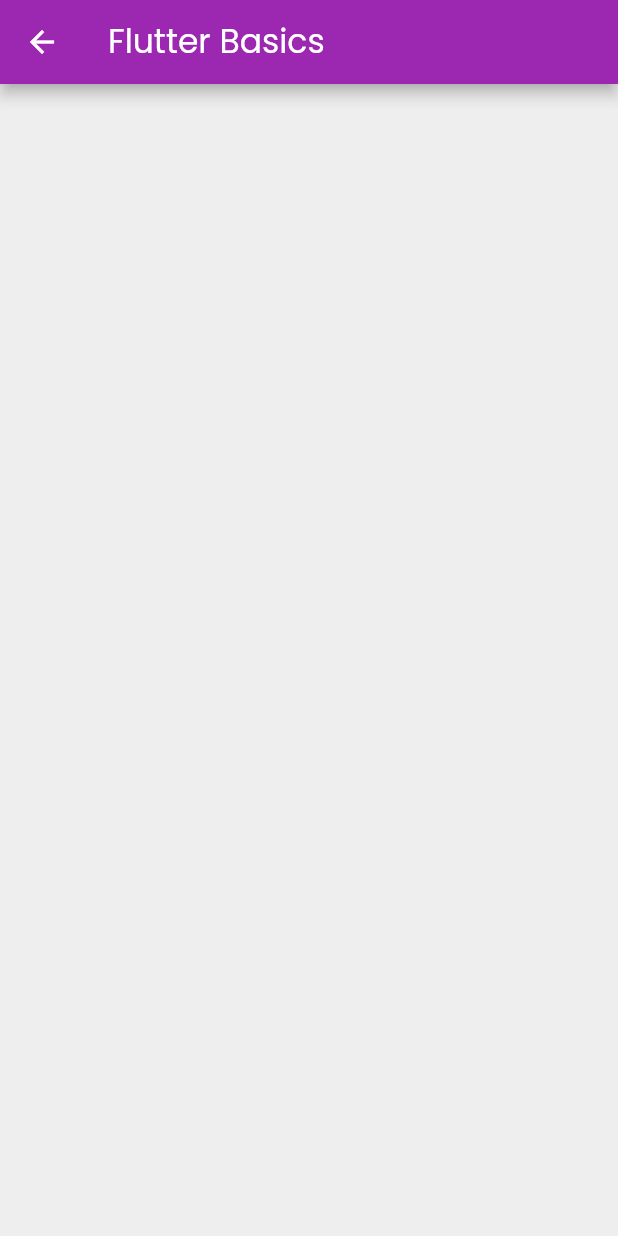
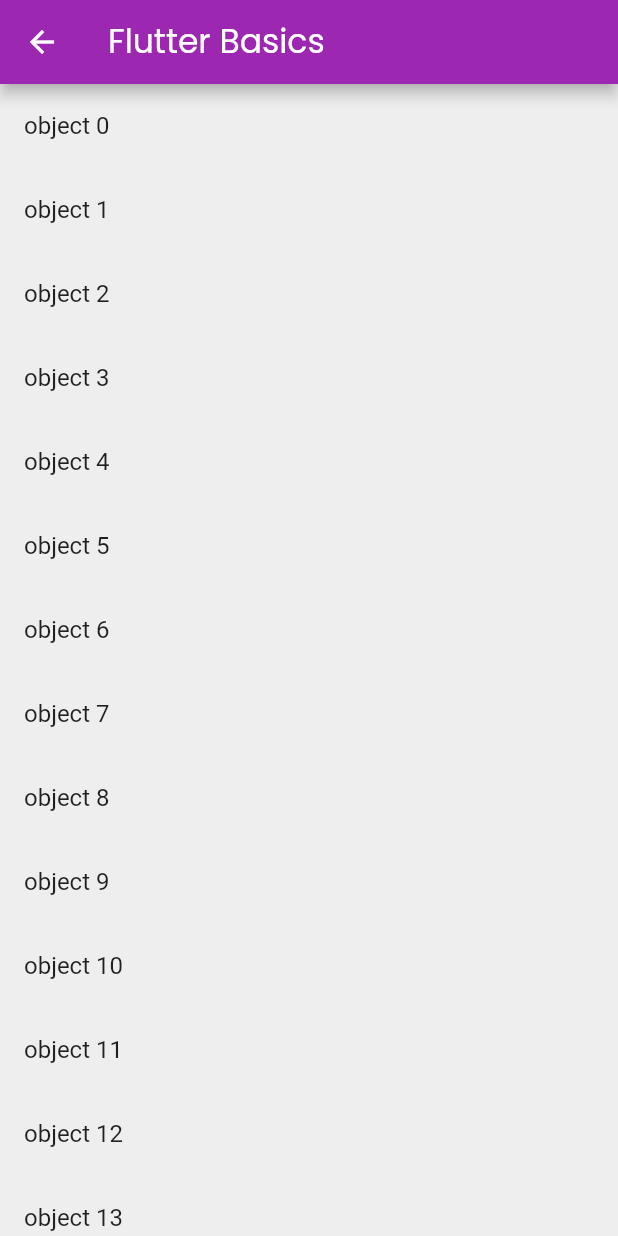
Before and after one commit to fouadsan/flutter_basics, a Flutter app: the MyHomePage screen opened by its route, on a phone screen of 412 x 824 dp. Run offline on Flutter 3.47's test engine with Material 2 defaults, Android fonts, the phone set to English and light mode, and no system bars; our stand-ins replace shared_preferences; accounts and stored records are empty.

Commit message:
Completed chapter 7

```diff
--- a/flutter_basics_app/lib/screens/home_screen.dart
+++ b/flutter_basics_app/lib/screens/home_screen.dart
@@ -20,6 +20,12 @@
     return data;
   }
 
+  Stream<List<String>> _getStream() {
+    var data = Stream<List<String>>.fromIterable(
+        [List<String>.generate(20, (index) => "object $index")]);
+    return data;
+  }
+
   const MyHomePage({Key? key}) : super(key: key);
   @override
   Widget build(BuildContext context) {
@@ -31,8 +37,8 @@
           style: Theme.of(context).textTheme.headline1,
         ),
       ),
-      body: FutureBuilder(
-        future: _fetchData(),
+      body: StreamBuilder(
+        stream: _getStream(),
         builder: (BuildContext context, AsyncSnapshot snapshot) {
           switch (snapshot.connectionState) {
             case ConnectionState.none:
@@ -46,18 +52,15 @@
               );
             case ConnectionState.done:
               if (snapshot.hasError) {
-                return Center(
-                  child: Text("Oops! somthing went wrong."),
-                );
-              } else {}
+                return Center(child: Text('OOops! somthing went wrong'));
+              }
               return ListView.builder(
                 itemBuilder: (context, index) {
                   return ListTile(
-                    title: Text(snapshot.data![index]['title']),
-                    subtitle: Text("ID: ${snapshot.data![index]['id']}"),
+                    title: Text(snapshot.data[index]),
                   );
                 },
-                itemCount: snapshot.data!.length,
+                itemCount: snapshot.data.length,
               );
           }
         },
```
